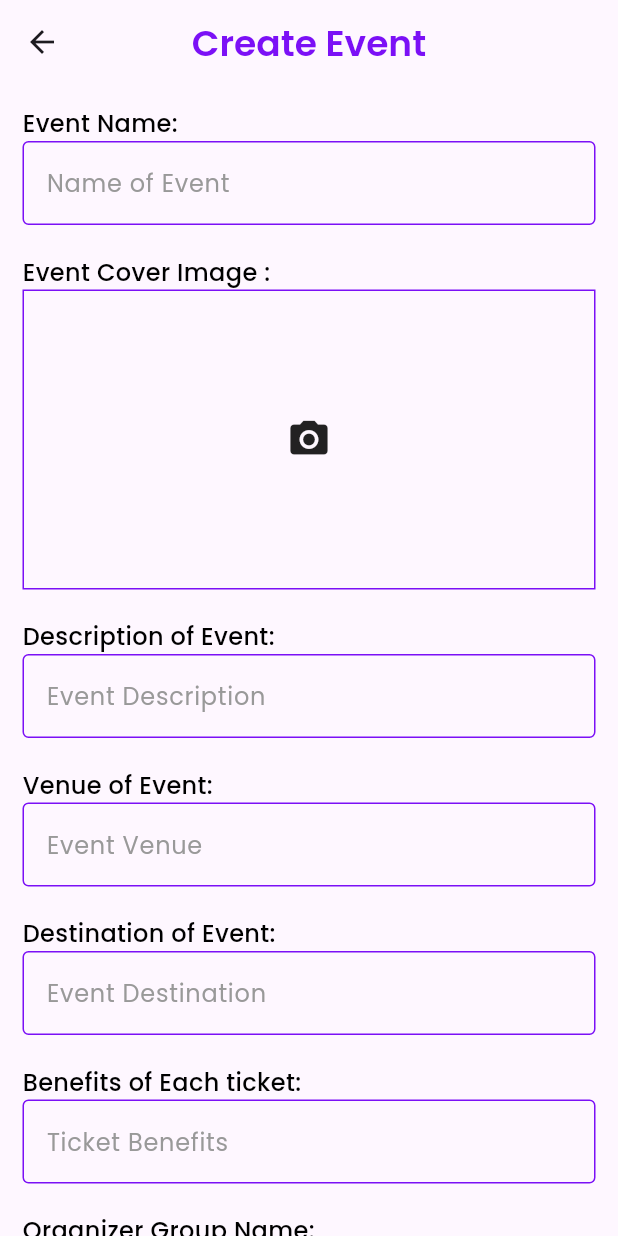
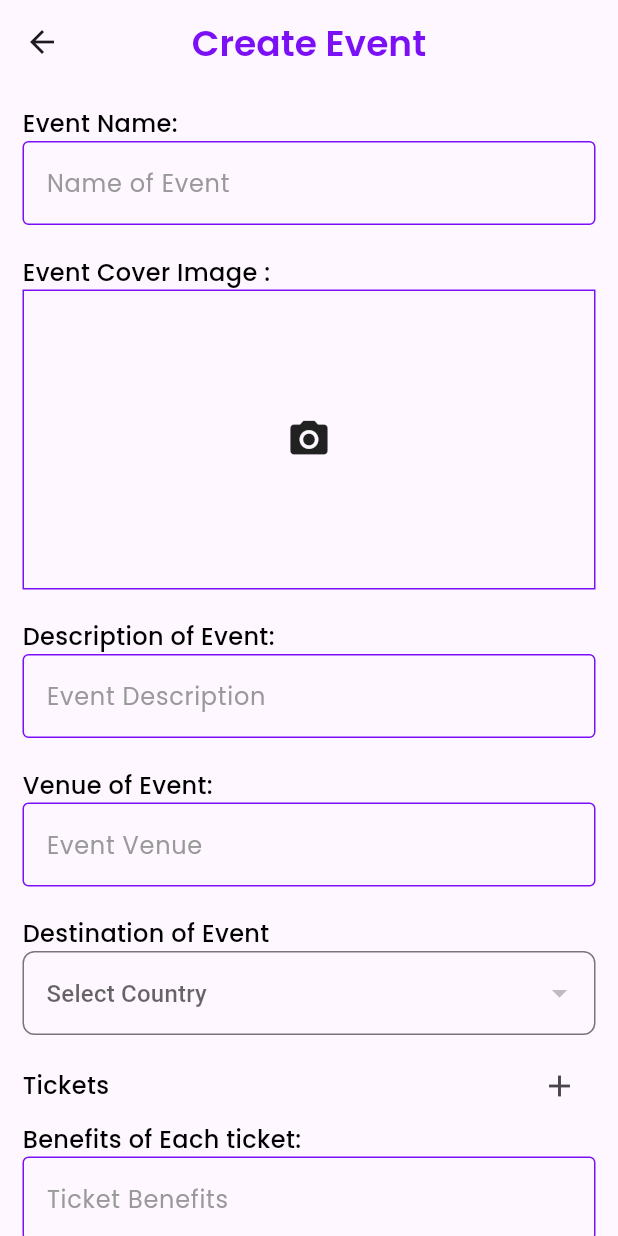
Before and after one commit to Rohan-Varghese02/travelGo_organizer, a Flutter app: the CreateEventScreen screen opened directly, on a phone screen of 412 x 824 dp. Run offline on Flutter 3.47's test engine with Material 3 defaults, Android fonts, the phone set to English and light mode, and no system bars; our stand-ins replace bloc, cloud_firestore, firebase_auth, firebase_core, flutter_bloc, font_awesome_flutter and 6 more; accounts and stored records are empty.

Commit message:
Add event frontend done

```diff
--- a/lib/features/logic/action/action_bloc.dart
+++ b/lib/features/logic/action/action_bloc.dart
@@ -1,24 +1,36 @@
 import 'dart:async';
+import 'dart:developer';
 
 import 'package:bloc/bloc.dart';
+import 'package:cloud_firestore/cloud_firestore.dart';
 import 'package:image_picker/image_picker.dart';
 import 'package:meta/meta.dart';
-import 'package:travelgo_organizer/features/logic/auth/auth_bloc.dart';
 
 part 'action_event.dart';
 part 'action_state.dart';
 
 class ActionBloc extends Bloc<ActionEvent, ActionState> {
-    final ImagePicker _picker = ImagePicker();
+  final ImagePicker _picker = ImagePicker();
   ActionBloc() : super(ActionInitial()) {
     // Create Event --- Events
     on<PickCoverImageEvent>(pickCoverImageEvent);
+    on<AddTicket>(addTicket);
+    on<RemoveTicket>(removeTicket);
+    on<UpdateTicketType>(updateTicketType);
+    on<UpdateTicketCount>(updateTicketCount);
+    on<LoadCategories>(loadCategories);
+    on<CategorySelected>(categorySelected);
+    on<LoadCountries>(loadCountries);
+    on<CountrySelected>(countrySelected);
   }
 
   // Create Event --- Events
 
-  FutureOr<void> pickCoverImageEvent(PickCoverImageEvent event, Emitter<ActionState> emit) async{
-try {
+  FutureOr<void> pickCoverImageEvent(
+    PickCoverImageEvent event,
+    Emitter<ActionState> emit,
+  ) async {
+    try {
       final XFile? pickedFile = await _picker.pickImage(
         source: ImageSource.gallery,
       );
@@ -31,4 +43,128 @@ try {
       emit(CoverImageError("Error picking image: $e"));
     }
   }
+  // --- Ticket Logic ---
+
+  FutureOr<void> addTicket(AddTicket event, Emitter<ActionState> emit) {
+    final state = this.state;
+
+    if (state is TicketsUpdated) {
+      final updatedTickets = List<Map<String, String>>.from(state.tickets)
+        ..add({"type": "", "count": ""}); // Adding a new empty ticket
+      emit(TicketsUpdated(tickets: updatedTickets));
+    } else {
+      emit(
+        TicketsUpdated(
+          tickets: [
+            {"type": "", "count": ""},
+          ],
+        ),
+      );
+    }
+  }
+
+  FutureOr<void> removeTicket(RemoveTicket event, Emitter<ActionState> emit) {
+    final state = this.state;
+
+    if (state is TicketsUpdated) {
+      final updatedTickets = List<Map<String, String>>.from(state.tickets)
+        ..removeAt(event.index); // Removing the ticket by index
+      emit(TicketsUpdated(tickets: updatedTickets));
+    }
+  }
+
+  FutureOr<void> updateTicketType(
+    UpdateTicketType event,
+    Emitter<ActionState> emit,
+  ) {
+    final state = this.state;
+
+    if (state is TicketsUpdated) {
+      final updatedTickets = List<Map<String, String>>.from(state.tickets);
+      updatedTickets[event.index]["type"] = event.value; // Updating ticket type
+      emit(TicketsUpdated(tickets: updatedTickets));
+    }
+  }
+
+  FutureOr<void> updateTicketCount(
+    UpdateTicketCount event,
+    Emitter<ActionState> emit,
+  ) {
+    final state = this.state;
+
+    if (state is TicketsUpdated) {
+      final updatedTickets = List<Map<String, String>>.from(state.tickets);
+      updatedTickets[event.index]["count"] =
+          event.value; // Updating ticket count
+      emit(TicketsUpdated(tickets: updatedTickets));
+    }
+  }
+
+  FutureOr<void> loadCategories(
+    LoadCategories event,
+    Emitter<ActionState> emit,
+  ) async {
+    try {
+      final snapshot =
+          await FirebaseFirestore.instance
+              .collection('categories')
+              .where('type', isEqualTo: 'event')
+              .get();
+
+      final categoryList =
+          snapshot.docs.map((doc) => doc['name'].toString()).toList();
+      emit(CategoriesLoaded(categoryList));
+    } catch (e) {
+      emit(ActionInitial()); // Or emit an error state
+    }
+  }
+
+  FutureOr<void> categorySelected(
+    CategorySelected event,
+    Emitter<ActionState> emit,
+  ) {
+    if (state is CategoriesLoaded) {
+      final current = (state as CategoriesLoaded);
+      emit(
+        CategoriesLoaded(
+          current.categories,
+          selectedCategory: event.selectedCategory,
+        ),
+      );
+    }
+  }
+
+  FutureOr<void> loadCountries(
+    LoadCountries event,
+    Emitter<ActionState> emit,
+  ) async {
+    try {
+      final snapshot =
+          await FirebaseFirestore.instance
+              .collection('categories')
+              .where('type', isEqualTo: 'country')
+              .get();
+
+      final countryList =
+          snapshot.docs.map((doc) => doc['name'].toString()).toList();
+      emit(CountryLoaded(countryList));
+    } catch (e) {
+      emit(ActionInitial()); // Or emit an error state
+    }
+  }
+
+  FutureOr<void> countrySelected(
+    CountrySelected event,
+    Emitter<ActionState> emit,
+  ) {
+    if (state is CountryLoaded) {
+      final current = (state as CountryLoaded);
+      emit(
+        CountryLoaded(
+          current.countries,
+          selectedCountry: event.selectedCountry,
+        ),
+      );
+    }
+  }
 }
--- a/lib/features/logic/action/action_event.dart
+++ b/lib/features/logic/action/action_event.dart
@@ -11,7 +11,45 @@ class CoverImagePicked extends ActionState {
 
   CoverImagePicked(this.imagePath);
 }
+
 class CoverImageError extends ActionState {
   final String message;
   CoverImageError(this.message);
 }
+
+////
+///
+/// Event to add a new ticket
+class AddTicket extends ActionEvent {}
+
+class RemoveTicket extends ActionEvent {
+  final int index;
+  RemoveTicket(this.index);
+}
+
+class UpdateTicketType extends ActionEvent {
+  final int index;
+  final String value;
+  UpdateTicketType(this.index, this.value);
+}
+
+class UpdateTicketCount extends ActionEvent {
+  final int index;
+  final String value;
+  UpdateTicketCount(this.index, this.value);
+}
+
+class LoadCategories extends ActionEvent {}
+
+class CategorySelected extends ActionEvent {
+  final String selectedCategory;
+  CategorySelected(this.selectedCategory);
+}
+
+class LoadCountries extends ActionEvent {}
+
+class CountrySelected extends ActionEvent {
+  final String selectedCountry;
+
+  CountrySelected({required this.selectedCountry});
+}
--- a/lib/features/logic/action/action_state.dart
+++ b/lib/features/logic/action/action_state.dart
@@ -6,3 +6,29 @@ sealed class ActionState {}
 // Create Event -- Events
 
 final class ActionInitial extends ActionState {}
+
+final class ActionError extends ActionState {
+  final String message;
+
+  ActionError({required this.message});
+}
+
+class TicketsUpdated extends ActionState {
+  final List<Map<String, String>> tickets;
+
+  TicketsUpdated({required this.tickets});
+}
+
+class CategoriesLoaded extends ActionState {
+  final List<String> categories;
+  final String? selectedCategory;
+
+  CategoriesLoaded(this.categories, {this.selectedCategory});
+}
+
+class CountryLoaded extends ActionState {
+  final List<String> countries;
+  final String? selectedCountry;
+
+  CountryLoaded(this.countries, {this.selectedCountry});
+}
--- a/lib/features/view/screens/action_screens/create_event_page/create_event_screen.dart
+++ b/lib/features/view/screens/action_screens/create_event_page/create_event_screen.dart
@@ -5,8 +5,14 @@ import 'package:flutter_bloc/flutter_bloc.dart';
 import 'package:google_fonts/google_fonts.dart';
 import 'package:travelgo_organizer/core/constants/colors.dart';
 import 'package:travelgo_organizer/features/logic/action/action_bloc.dart';
+import 'package:travelgo_organizer/features/view/screens/action_screens/create_event_page/widgets/category_field.dart';
+import 'package:travelgo_organizer/features/view/screens/action_screens/create_event_page/widgets/country_field.dart';
 import 'package:travelgo_organizer/features/view/screens/action_screens/create_event_page/widgets/cover_photo.dart';
+import 'package:travelgo_organizer/features/view/screens/action_screens/create_event_page/widgets/create_event_footer.dart';
+import 'package:travelgo_organizer/features/view/screens/action_screens/create_event_page/widgets/dynamic_txt_field.dart';
 import 'package:travelgo_organizer/features/view/screens/action_screens/create_event_page/widgets/event_coord.dart';
+import 'package:travelgo_organizer/features/view/screens/action_screens/create_event_page/widgets/last_date_picker.dart';
+import 'package:travelgo_organizer/features/view/screens/action_screens/create_event_page/widgets/ticket_header.dart';
 import 'package:travelgo_organizer/features/view/widgets/heading_text_field.dart';
 
 class CreateEventScreen extends StatefulWidget {
@@ -18,15 +24,24 @@ class CreateEventScreen extends StatefulWidget {
 
 class _CreateEventScreenState extends State<CreateEventScreen> {
   @override
+  void initState() {
+    super.initState();
+    context.read<ActionBloc>().add(LoadCategories());
+    context.read<ActionBloc>().add(LoadCountries());
+  }
+
+  @override
   Widget build(BuildContext context) {
     TextEditingController nameController = TextEditingController();
     TextEditingController descriptionController = TextEditingController();
     TextEditingController venueController = TextEditingController();
-    TextEditingController destinationController = TextEditingController();
     TextEditingController benefitsController = TextEditingController();
     TextEditingController organizerGrpController = TextEditingController();
     TextEditingController lattitudeController = TextEditingController();
     TextEditingController longitudeController = TextEditingController();
+    final TextEditingController lastDateController = TextEditingController();
+
+    String? category;
     return BlocBuilder<ActionBloc, ActionState>(
       builder: (context, state) {
         String? imagePath;
@@ -78,15 +93,30 @@ class _CreateEventScreenState extends State<CreateEventScreen> {
                     borderColor: themeColor,
                   ),
                   SizedBox(height: 20),
-
-                  HeadingTextField(
-                    headline: 'Destination of Event:',
-                    controller: destinationController,
-                    hint: 'Event Destination',
-                    borderColor: themeColor,
+                  CountryField(),
+                  SizedBox(height: 10),
+                  TicketHeader(),
+                  BlocBuilder<ActionBloc, ActionState>(
+                    builder: (context, state) {
+                      if (state is TicketsUpdated) {
+                        return ListView.separated(
+                          shrinkWrap: true,
+                          physics: const NeverScrollableScrollPhysics(),
+                          itemCount: state.tickets.length,
+                          itemBuilder: (context, index) {
+                            return DynamicTxtField(
+                              index: index,
+                              ticket: state.tickets[index],
+                            );
+                          },
+                          separatorBuilder: (BuildContext context, int index) {
+                            return SizedBox(height: 10);
+                          },
+                        );
+                      }
+                      return const SizedBox.shrink();
+                    },
                   ),
-                  SizedBox(height: 20),
-
                   HeadingTextField(
                     headline: 'Benefits of Each ticket:',
                     controller: benefitsController,
@@ -101,9 +131,49 @@ class _CreateEventScreenState extends State<CreateEventScreen> {
                     hint: 'Organizer Group',
                     borderColor: themeColor,
                   ),
+                  SizedBox(height: 10),
+
+                  EventCoord(
+                    lattitude: lattitudeController,
+                    longitude: longitudeController,
+                  ),
+                  ElevatedButton(
+                    onPressed: () {
+                      final state = context.read<ActionBloc>().state;
+                      if (state is CategoriesLoaded &&
+                          state.selectedCategory != null) {
+                        category = state.selectedCategory;
+                        log('Selected Category: $category');
+                      }
+                      if (state is TicketsUpdated) {
+                        final Map<String, int> ticketMap = {};
+
+                        for (var ticket in state.tickets) {
+                          final type = ticket['type']?.trim();
+                          final countStr = ticket['count']?.trim();
+
+                          if (type != null &&
+                              countStr != null &&
+                              type.isNotEmpty &&
+                              int.tryParse(countStr) != null) {
+                            ticketMap[type] = int.parse(countStr);
+                          }
+                        }
+
+                        log('Tickets Map: $ticketMap');
+                        log(category.toString());
+                      } else {
+                        log('No ticket data available.');
+                      }
+                    },
+                    child: const Text('Log Tickets'),
+                  ),
+                  CategoryField(),
+                  SizedBox(height: 20),
+                  LastDatePicker(lastDateController: lastDateController),
                   SizedBox(height: 20),
 
-                  EventCoord(lattitude: lattitudeController, longitude: longitudeController,),
+                  CreateEventFooter(nextonPressed: () {}, prevonPressed: () {}),
                 ],
               ),
             ),
--- /dev/null
+++ b/lib/features/view/screens/action_screens/create_event_page/widgets/country_field.dart
@@ -0,0 +1,57 @@
+import 'package:flutter/material.dart';
+import 'package:flutter_bloc/flutter_bloc.dart';
+import 'package:google_fonts/google_fonts.dart';
+import 'package:travelgo_organizer/core/constants/colors.dart';
+import 'package:travelgo_organizer/features/logic/action/action_bloc.dart';
+
+class CountryField extends StatelessWidget {
+  const CountryField({super.key});
+
+  @override
+  Widget build(BuildContext context) {
+    return Column(
+      crossAxisAlignment: CrossAxisAlignment.start,
+      children: [
+        Text(
+          'Destination of Event',
+          style: GoogleFonts.poppins(
+            fontSize: 16,
+            fontWeight: FontWeight.w500,
+            color: Colors.black,
+          ),
+        ),
+        BlocBuilder<ActionBloc, ActionState>(
+          buildWhen: (previous, current) => current is CountryLoaded,
+          builder: (context, state) {
+            if (state is CountryLoaded) {
+              return DropdownButtonFormField<String>(
+                value: state.selectedCountry,
+                onChanged: (value) {
+                  if (value != null) {
+                    context.read<ActionBloc>().add(CategorySelected(value));
+                  }
+                },
+                items:
+                    state.countries
+                        .map(
+                          (cat) =>
+                              DropdownMenuItem(value: cat, child: Text(cat)),
+                        )
+                        .toList(),
+                decoration: InputDecoration(
+                  hintText: 'Select Country',
+                  border: OutlineInputBorder(
+                    borderSide: BorderSide(color: themeColor),
+                    borderRadius: BorderRadius.circular(8),
+                  ),
+                ),
+              );
+            } else {
+              return const CircularProgressIndicator(); // or SizedBox.shrink();
+            }
+          },
+        ),
+      ],
+    );
+  }
+}
--- /dev/null
+++ b/lib/features/view/screens/action_screens/create_event_page/widgets/ticket_header.dart
@@ -0,0 +1,31 @@
+import 'package:flutter/material.dart';
+import 'package:flutter_bloc/flutter_bloc.dart';
+import 'package:google_fonts/google_fonts.dart';
+import 'package:travelgo_organizer/features/logic/action/action_bloc.dart';
+
+class TicketHeader extends StatelessWidget {
+  const TicketHeader({super.key});
+
+  @override
+  Widget build(BuildContext context) {
+    return Row(
+      mainAxisAlignment: MainAxisAlignment.spaceBetween,
+      children: [
+        Text(
+          'Tickets',
+          style: GoogleFonts.poppins(
+            fontSize: 16,
+            fontWeight: FontWeight.w500,
+            color: Colors.black,
+          ),
+        ),
+        IconButton(
+          onPressed: () {
+            context.read<ActionBloc>().add(AddTicket());
+          },
+          icon: Icon(Icons.add),
+        ),
+      ],
+    );
+  }
+}
```
Also changed, not shown: lib/features/view/screens/action_screens/create_event_page/widgets/category_field.dart (added, +57 -0 lines), lib/features/view/screens/action_screens/create_event_page/widgets/create_event_footer.dart (added, +19 -0 lines), lib/features/view/screens/action_screens/create_event_page/widgets/dynamic_txt_field.dart (added, +74 -0 lines), lib/features/view/screens/action_screens/create_event_page/widgets/last_date_picker.dart (added, +55 -0 lines), lib/features/view/widgets/actionful_btn.dart (added, +21 -0 lines).
